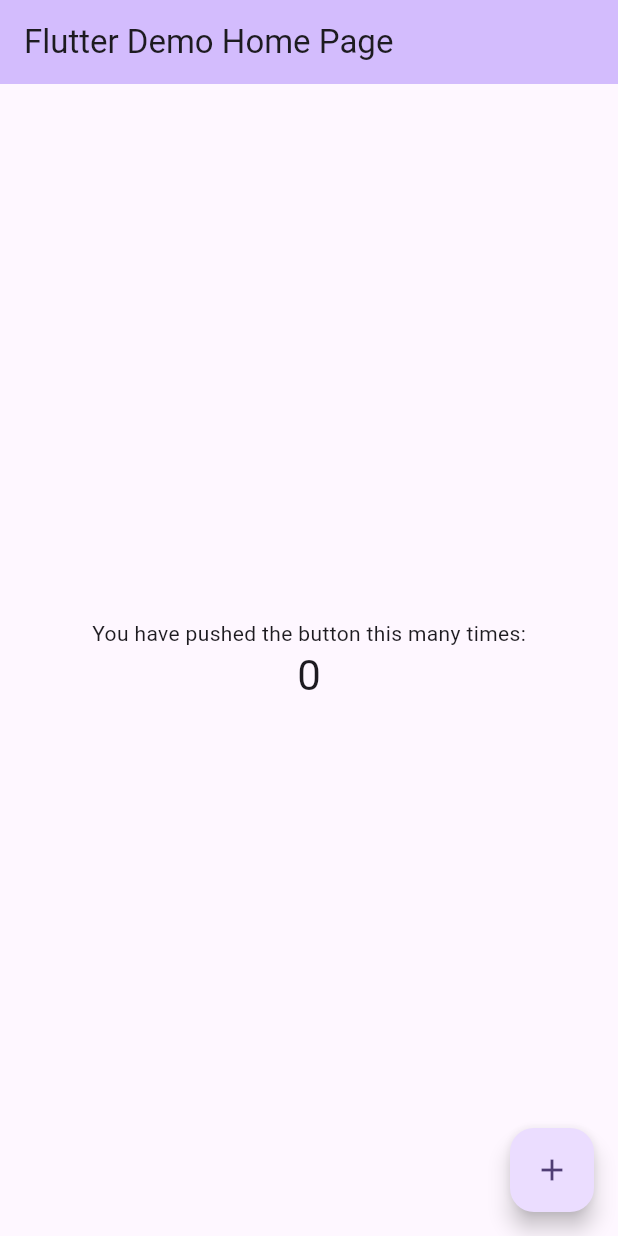
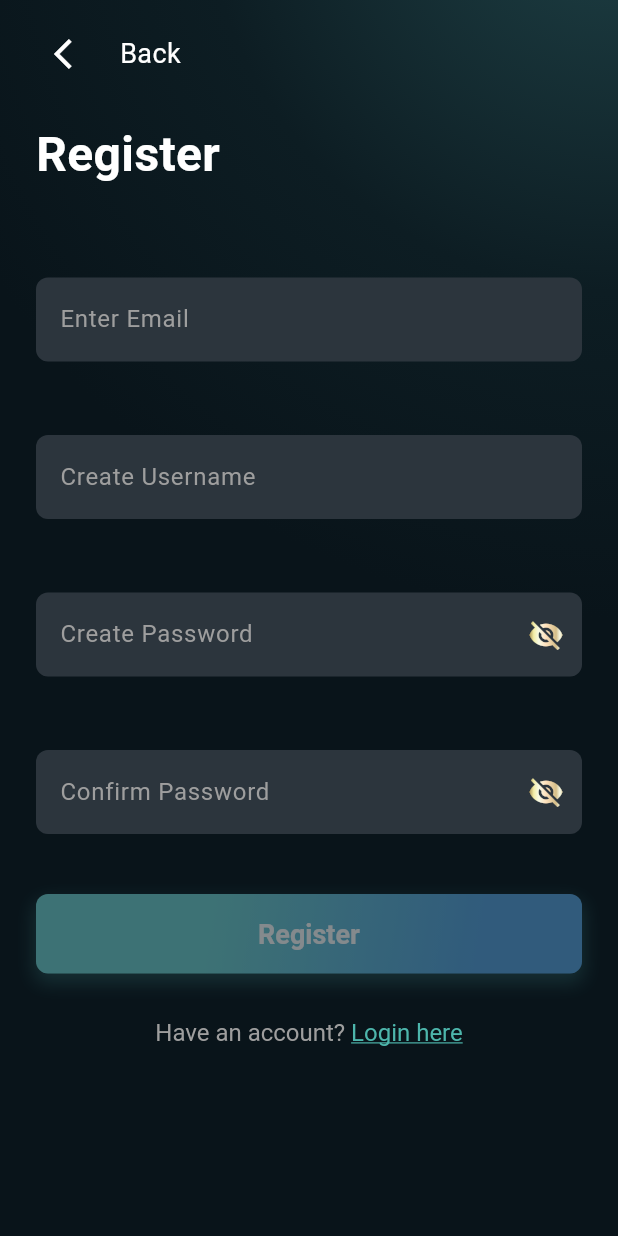
Before and after one commit to danaralifian/you_app_test, a Flutter app: the screen it shows after launch, on a phone screen of 412 x 824 dp. Run offline on Flutter 3.47's test engine with Material 3 defaults, Android fonts, the phone set to English and light mode, and no system bars.

Commit message:
feat: register screen

```diff
--- a/lib/main.dart
+++ b/lib/main.dart
@@ -1,4 +1,6 @@
+// lib/main.dart
 import 'package:flutter/material.dart';
+import 'package:you_app/screens/register.dart';
 
 void main() {
   runApp(const MyApp());
@@ -7,116 +9,25 @@ void main() {
 class MyApp extends StatelessWidget {
   const MyApp({super.key});
 
-  // This widget is the root of your application.
   @override
   Widget build(BuildContext context) {
     return MaterialApp(
-      title: 'Flutter Demo',
-      theme: ThemeData(
-        // This is the theme of your application.
-        //
-        // TRY THIS: Try running your application with "flutter run". You'll see
-        // the application has a purple toolbar. Then, without quitting the app,
-        // try changing the seedColor in the colorScheme below to Colors.green
-        // and then invoke "hot reload" (save your changes or press the "hot
-        // reload" button in a Flutter-supported IDE, or press "r" if you used
-        // the command line to start the app).
-        //
-        // Notice that the counter didn't reset back to zero; the application
-        // state is not lost during the reload. To reset the state, use hot
-        // restart instead.
-        //
-        // This works for code too, not just values: Most code changes can be
-        // tested with just a hot reload.
-        colorScheme: ColorScheme.fromSeed(seedColor: Colors.deepPurple),
+      title: 'You App',
+      debugShowCheckedModeBanner: false,
+      theme: ThemeData.dark().copyWith(
+        scaffoldBackgroundColor: const Color(0xFF1A2025),
+        primaryColor: const Color(0xFF4DB6AC), // Teal accent
+        inputDecorationTheme: InputDecorationTheme(
+          filled: true,
+          fillColor: const Color(0xFF2C353D),
+          labelStyle: const TextStyle(color: Colors.grey),
+          border: OutlineInputBorder(
+            borderRadius: BorderRadius.circular(8.0),
+            borderSide: BorderSide.none,
+          ),
+        ),
       ),
-      home: const MyHomePage(title: 'Flutter Demo Home Page'),
+      home: const RegisterScreen(),
     );
   }
 }
-
-class MyHomePage extends StatefulWidget {
-  const MyHomePage({super.key, required this.title});
-
-  // This widget is the home page of your application. It is stateful, meaning
-  // that it has a State object (defined below) that contains fields that affect
-  // how it looks.
-
-  // This class is the configuration for the state. It holds the values (in this
-  // case the title) provided by the parent (in this case the App widget) and
-  // used by the build method of the State. Fields in a Widget subclass are
-  // always marked "final".
-
-  final String title;
-
-  @override
-  State<MyHomePage> createState() => _MyHomePageState();
-}
-
-class _MyHomePageState extends State<MyHomePage> {
-  int _counter = 0;
-
-  void _incrementCounter() {
-    setState(() {
-      // This call to setState tells the Flutter framework that something has
-      // changed in this State, which causes it to rerun the build method below
-      // so that the display can reflect the updated values. If we changed
-      // _counter without calling setState(), then the build method would not be
-      // called again, and so nothing would appear to happen.
-      _counter++;
-    });
-  }
-
-  @override
-  Widget build(BuildContext context) {
-    // This method is rerun every time setState is called, for instance as done
-    // by the _incrementCounter method above.
-    //
-    // The Flutter framework has been optimized to make rerunning build methods
-    // fast, so that you can just rebuild anything that needs updating rather
-    // than having to individually change instances of widgets.
-    return Scaffold(
-      appBar: AppBar(
-        // TRY THIS: Try changing the color here to a specific color (to
-        // Colors.amber, perhaps?) and trigger a hot reload to see the AppBar
-        // change color while the other colors stay the same.
-        backgroundColor: Theme.of(context).colorScheme.inversePrimary,
-        // Here we take the value from the MyHomePage object that was created by
-        // the App.build method, and use it to set our appbar title.
-        title: Text(widget.title),
-      ),
-      body: Center(
-        // Center is a layout widget. It takes a single child and positions it
-        // in the middle of the parent.
-        child: Column(
-          // Column is also a layout widget. It takes a list of children and
-          // arranges them vertically. By default, it sizes itself to fit its
-          // children horizontally, and tries to be as tall as its parent.
-          //
-          // Column has various properties to control how it sizes itself and
-          // how it positions its children. Here we use mainAxisAlignment to
-          // center the children vertically; the main axis here is the vertical
-          // axis because Columns are vertical (the cross axis would be
-          // horizontal).
-          //
-          // TRY THIS: Invoke "debug painting" (choose the "Toggle Debug Paint"
-          // action in the IDE, or press "p" in the console), to see the
-          // wireframe for each widget.
-          mainAxisAlignment: MainAxisAlignment.center,
-          children: <Widget>[
-            const Text('You have pushed the button this many times:'),
-            Text(
-              '$_counter',
-              style: Theme.of(context).textTheme.headlineMedium,
-            ),
-          ],
-        ),
-      ),
-      floatingActionButton: FloatingActionButton(
-        onPressed: _incrementCounter,
-        tooltip: 'Increment',
-        child: const Icon(Icons.add),
-      ), // This trailing comma makes auto-formatting nicer for build methods.
-    );
-  }
-}
--- /dev/null
+++ b/lib/screens/login.dart
@@ -0,0 +1,15 @@
+import 'package:flutter/material.dart';
+
+class LoginScreen extends StatefulWidget {
+  const LoginScreen({super.key});
+
+  @override
+  State<LoginScreen> createState() => _LoginScreenState();
+}
+
+class _LoginScreenState extends State<LoginScreen> {
+  @override
+  Widget build(BuildContext context) {
+    return const Placeholder();
+  }
+}
--- /dev/null
+++ b/lib/screens/register.dart
@@ -0,0 +1,175 @@
+import 'package:flutter/gestures.dart';
+import 'package:flutter/material.dart';
+import 'package:you_app/screens/login.dart';
+import 'package:you_app/utils/alert.dart';
+import 'package:you_app/widgets/button.dart';
+import 'package:you_app/widgets/text_form_field.dart';
+
+class RegisterScreen extends StatefulWidget {
+  const RegisterScreen({super.key});
+
+  @override
+  State<RegisterScreen> createState() => _RegisterScreenState();
+}
+
+class _RegisterScreenState extends State<RegisterScreen> {
+  final _emailController = TextEditingController();
+  final _usernameController = TextEditingController();
+  final _passwordController = TextEditingController();
+  final _confirmPasswordController = TextEditingController();
+
+  bool _isFormFilled = false;
+
+  @override
+  void initState() {
+    super.initState();
+    _emailController.addListener(_updateFormFilled);
+    _usernameController.addListener(_updateFormFilled);
+    _passwordController.addListener(_updateFormFilled);
+    _confirmPasswordController.addListener(_updateFormFilled);
+  }
+
+  void _updateFormFilled() {
+    setState(() {
+      _isFormFilled =
+          _emailController.text.isNotEmpty &&
+          _usernameController.text.isNotEmpty &&
+          _passwordController.text.isNotEmpty &&
+          _confirmPasswordController.text.isNotEmpty;
+    });
+  }
+
+  @override
+  void dispose() {
+    _emailController.dispose();
+    _usernameController.dispose();
+    _passwordController.dispose();
+    _confirmPasswordController.dispose();
+    super.dispose();
+  }
+
+  void _register() {
+    debugPrint("test click");
+    showAlert(context, 'message');
+  }
+
+  @override
+  Widget build(BuildContext context) {
+    return Scaffold(
+      resizeToAvoidBottomInset: true,
+      body: Container(
+        width: double.infinity,
+        height: double.infinity,
+        decoration: BoxDecoration(
+          gradient: RadialGradient(
+            center: Alignment(1.0, -1.2),
+            radius: 1.2,
+            colors: [Color(0xFF1F4247), Color(0xFF0D1D23), Color(0xFF09141A)],
+            stops: [0.0, 0.56, 1.0],
+          ),
+        ),
+        child: SingleChildScrollView(
+          child: ConstrainedBox(
+            constraints: BoxConstraints(
+              minHeight: MediaQuery.of(context).size.height,
+            ),
+            child: Padding(
+              padding: EdgeInsets.symmetric(horizontal: 24.0),
+              child: Column(
+                crossAxisAlignment: CrossAxisAlignment.start,
+                children: [
+                  SafeArea(child: SizedBox(height: 12)),
+                  Row(
+                    children: [
+                      IconButton(
+                        icon: const Icon(
+                          Icons.arrow_back_ios,
+                          color: Colors.white,
+                        ),
+                        onPressed: () {
+                          Navigator.pop(context);
+                        },
+                      ),
+                      const SizedBox(width: 8),
+                      const Text(
+                        'Back',
+                        style: TextStyle(color: Colors.white, fontSize: 18),
+                      ),
+                    ],
+                  ),
+                  const SizedBox(height: 20),
+                  const Text(
+                    'Register',
+                    style: TextStyle(
+                      color: Colors.white,
+                      fontSize: 32,
+                      fontWeight: FontWeight.bold,
+                    ),
+                  ),
+                  const SizedBox(height: 30),
+                  InputTextField(
+                    hintText: 'Enter Email',
+                    controller: _emailController,
+                  ),
+                  const SizedBox(height: 20),
+                  InputTextField(
+                    hintText: 'Create Username',
+                    controller: _usernameController,
+                  ),
+                  const SizedBox(height: 20),
+                  InputTextField(
+                    hintText: 'Create Password',
+                    isPassword: true,
+                    controller: _passwordController,
+                  ),
+                  const SizedBox(height: 20),
+                  InputTextField(
+                    hintText: 'Confirm Password',
+                    isPassword: true,
+                    controller: _confirmPasswordController,
+                  ),
+                  const SizedBox(height: 40),
+                  Button(
+                    text: 'Register',
+                    onPressed: _isFormFilled ? _register : null,
+                  ),
+                  const SizedBox(height: 30),
+                  Center(
+                    child: RichText(
+                      text: TextSpan(
+                        style: const TextStyle(
+                          color: Colors.grey,
+                          fontSize: 16,
+                        ),
+                        children: [
+                          const TextSpan(text: 'Have an account? '),
+                          TextSpan(
+                            text: 'Login here',
+                            style: TextStyle(
+                              color: Theme.of(context).primaryColor,
+                              decoration: TextDecoration.underline,
+                            ),
+                            recognizer: TapGestureRecognizer()
+                              ..onTap = () {
+                                Navigator.push(
+                                  context,
+                                  MaterialPageRoute(
+                                    builder: (context) => const LoginScreen(),
+                                  ),
+                                );
+                              },
+                          ),
+                        ],
+                      ),
+                    ),
+                  ),
+                  const SizedBox(height: 30),
+                ],
+              ),
+            ),
+          ),
+        ),
+      ),
+    );
+  }
+}
--- /dev/null
+++ b/lib/utils/alert.dart
@@ -0,0 +1,17 @@
+import 'package:flutter/material.dart';
+
+void showAlert(BuildContext context, String message, {String title = 'Alert'}) {
+  showDialog(
+    context: context,
+    builder: (_) => AlertDialog(
+      title: Text(title),
+      content: Text(message),
+      actions: [
+        TextButton(
+          onPressed: () => Navigator.of(context).pop(),
+          child: const Text('OK'),
+        ),
+      ],
+    ),
+  );
+}
--- /dev/null
+++ b/lib/widgets/button.dart
@@ -0,0 +1,58 @@
+import 'package:flutter/material.dart';
+
+class Button extends StatelessWidget {
+  final String text;
+  final VoidCallback? onPressed;
+
+  const Button({super.key, required this.text, this.onPressed});
+
+  @override
+  Widget build(BuildContext context) {
+    final bool isEnabled = onPressed != null;
+
+    return Opacity(
+      opacity: isEnabled ? 1 : 0.5,
+      child: Container(
+        width: double.infinity,
+        decoration: BoxDecoration(
+          gradient: const LinearGradient(
+            begin: Alignment(-0.8, -1), // 108.32deg approx
+            end: Alignment(1, 1),
+            colors: [
+              Color(0xFF62CDCB), // #62CDCB
+              Color(0xFF4599DB), // #4599DB
+            ],
+            stops: [0.2488, 0.7849],
+          ),
+          color: isEnabled ? null : const Color(0xFF2C353D),
+          borderRadius: BorderRadius.circular(8.0),
+          boxShadow: [
+            BoxShadow(
+              color: const Color(0xFF62CDCB).withAlpha((0.3 * 255).toInt()),
+              spreadRadius: 1,
+              blurRadius: 10,
+              offset: const Offset(0, 5),
+            ),
+          ],
+        ),
+        child: ElevatedButton(
+          onPressed: onPressed,
+          style: ElevatedButton.styleFrom(
+            backgroundColor: Colors.transparent,
+            shadowColor: Colors.transparent,
+            padding: const EdgeInsets.symmetric(vertical: 16),
+            shape: RoundedRectangleBorder(
+              borderRadius: BorderRadius.circular(8.0),
+            ),
+            textStyle: TextStyle(
+              fontSize: 18,
+              fontWeight: FontWeight.bold,
+              color: Colors.white,
+            ),
+          ),
+          child: Text(text, style: TextStyle(color: Colors.white)),
+        ),
+      ),
+    );
+  }
+}
--- /dev/null
+++ b/lib/widgets/text_form_field.dart
@@ -0,0 +1,85 @@
+import 'package:flutter/material.dart';
+
+class InputTextField extends StatefulWidget {
+  final String labelText;
+  final String hintText;
+  final bool isPassword;
+  final TextEditingController controller;
+
+  const InputTextField({
+    super.key,
+    this.labelText = '',
+    this.hintText = '',
+    this.isPassword = false,
+    required this.controller,
+  });
+
+  @override
+  State<InputTextField> createState() => _CustomTextFormFieldState();
+}
+
+class _CustomTextFormFieldState extends State<InputTextField> {
+  bool _obscureText = true;
+
+  @override
+  /// Build a [TextFormField] with a label and a password visibility toggle.
+  ///
+  /// If [widget.isPassword] is true, the text field will be obscured, and a
+  /// toggle button will be shown to toggle the visibility of the password.
+  ///
+  /// The [widget.controller] is used to manage the text in the text field.
+  ///
+  /// The label is shown above the text field and is styled with a font size of
+  /// 14 and a color of white70.
+  Widget build(BuildContext context) {
+    return Column(
+      crossAxisAlignment: CrossAxisAlignment.start,
+      children: [
+        Text(
+          widget.labelText,
+          style: const TextStyle(color: Colors.white70, fontSize: 14),
+        ),
+        const SizedBox(height: 8),
+        TextFormField(
+          controller: widget.controller,
+          obscureText: widget.isPassword ? _obscureText : false,
+          obscuringCharacter: '*',
+          style: const TextStyle(color: Colors.white),
+          decoration: InputDecoration(
+            hintText: widget.hintText,
+            hintStyle: const TextStyle(color: Colors.grey),
+            suffixIcon: widget.isPassword
+                ? IconButton(
+                    icon: ShaderMask(
+                      shaderCallback: (bounds) => const LinearGradient(
+                        begin: Alignment(-1, 0),
+                        end: Alignment(1, 0),
+                        colors: [
+                          Color(0xFF94783E),
+                          Color(0xFFF3EDA6),
+                          Color(0xFFF8FAE5),
+                          Color(0xFFFFE2BE),
+                          Color(0xFFD5BE88),
+                          Color(0xFFF8FAE5),
+                          Color(0xFFD5BE88),
+                        ],
+                        stops: [0.0, 0.16, 0.30, 0.49, 0.78, 0.89, 1.0],
+                      ).createShader(bounds),
+                      child: Icon(
+                        _obscureText ? Icons.visibility_off : Icons.visibility,
+                        color: Colors.white,
+                      ),
+                    ),
+                    onPressed: () {
+                      setState(() {
+                        _obscureText = !_obscureText;
+                      });
+                    },
+                  )
+                : null,
+          ),
+        ),
+      ],
+    );
+  }
+}
```
